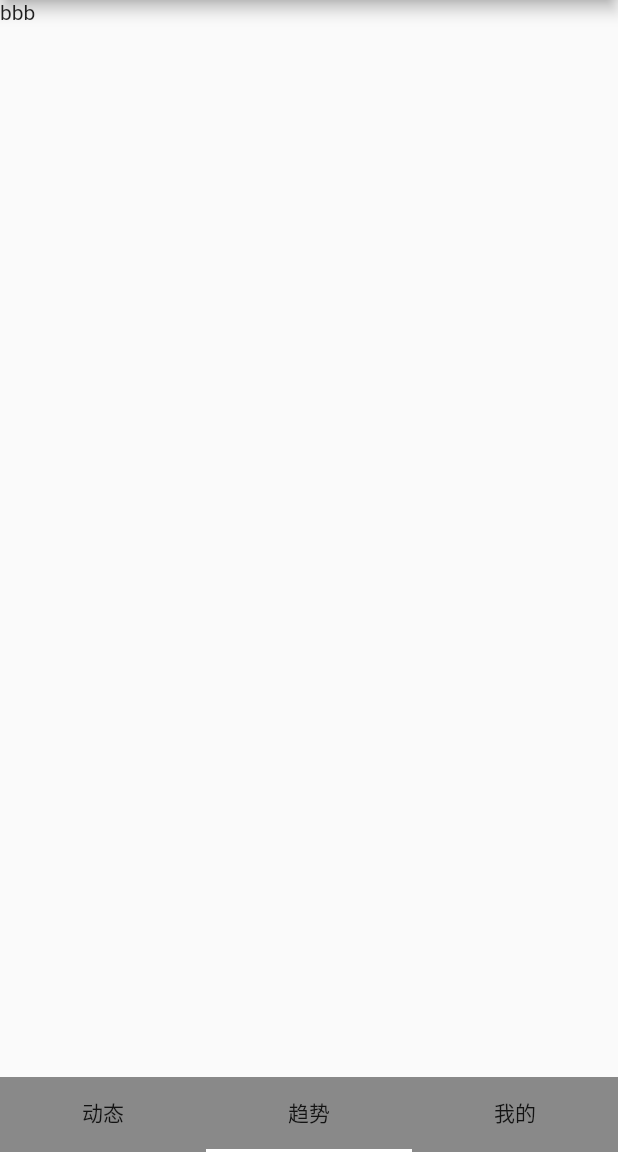
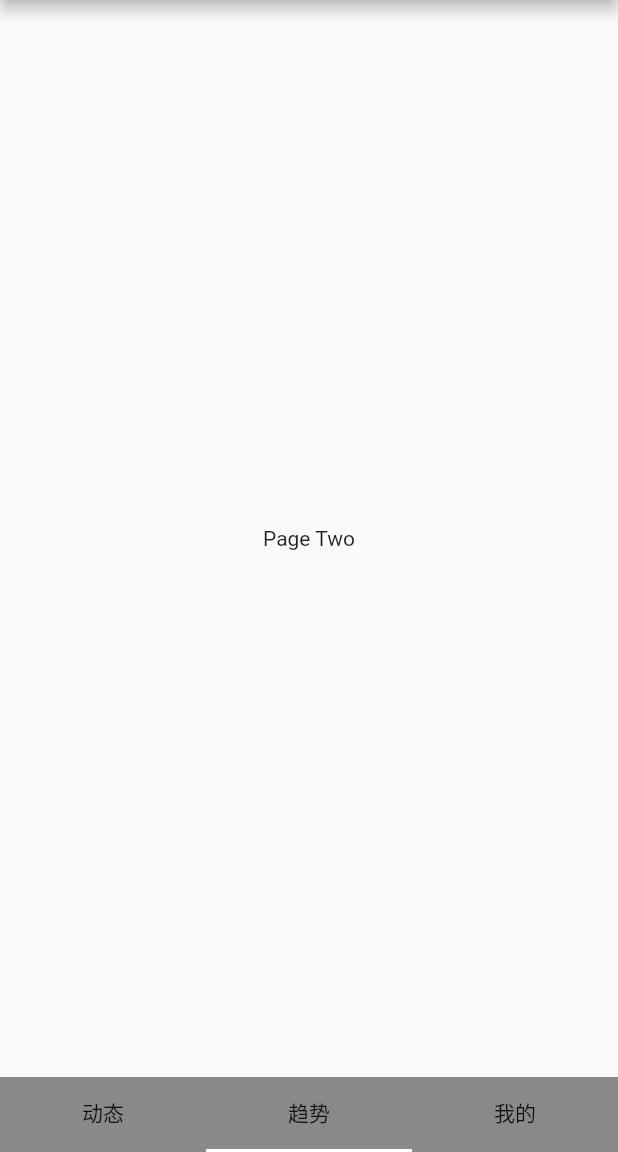
Before and after one commit to woodccc/flutter_pie, a Flutter app: the screen it shows after launch, swiped to page 2, on a phone screen of 412 x 824 dp, the part 84-1236 px from its top. Run offline on Flutter 3.47's test engine with Material 2 defaults, Android fonts, the phone set to English and light mode, and no system bars.

Commit message:
创建 3 个 tab 页

```diff
--- a/lib/pages/home_page.dart
+++ b/lib/pages/home_page.dart
@@ -1,5 +1,9 @@
 import 'package:flutter/material.dart';
 import 'package:github_demo/widget/my_tabbar_widget.dart';
+
+import 'package:github_demo/pages/page_one.dart';
+import 'package:github_demo/pages/page_two.dart';
+import 'package:github_demo/pages/page_three.dart';
 
 class HomePage extends StatefulWidget {
   @override
@@ -37,9 +41,9 @@ class _HomePageState extends State<HomePage>
 
   _renderViews () {
     return [
-      Text("aaa"),
-      Text("bbb"),
-      Text("ccc"),
+      PageOne(),
+      PageTwo(),
+      PageThree(),
     ];
   }
 
--- /dev/null
+++ b/lib/pages/page_two.dart
@@ -0,0 +1,27 @@
+import 'package:flutter/material.dart';
+
+class PageTwo extends StatefulWidget {
+  @override
+  _PageTwoState createState() => _PageTwoState();
+}
+
+class _PageTwoState extends State<PageTwo> with AutomaticKeepAliveClientMixin {
+
+  @override
+  bool get wantKeepAlive => true;
+
+  @override
+  void initState() {
+    print("page two init");
+    super.initState();
+  }
+
+  @override
+  Widget build(BuildContext context) {
+    return Container(
+      child: Center(
+        child: Text("Page Two"),
+      ),
+    );
+  }
+}
```
Also changed, not shown: lib/pages/page_one.dart (added, +27 -0 lines), lib/pages/page_three.dart (added, +21 -0 lines).
